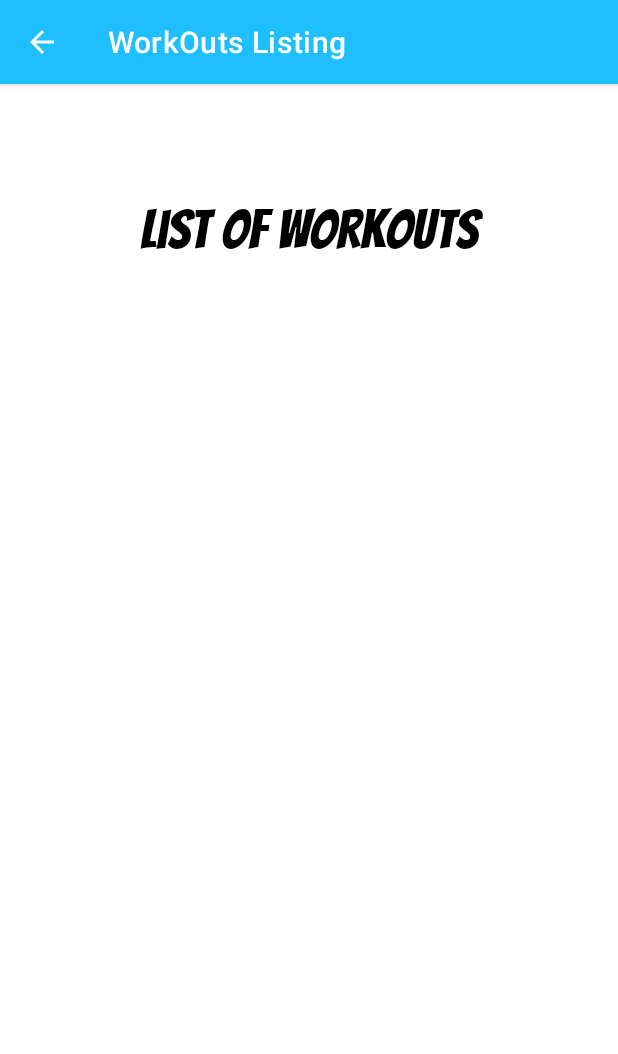
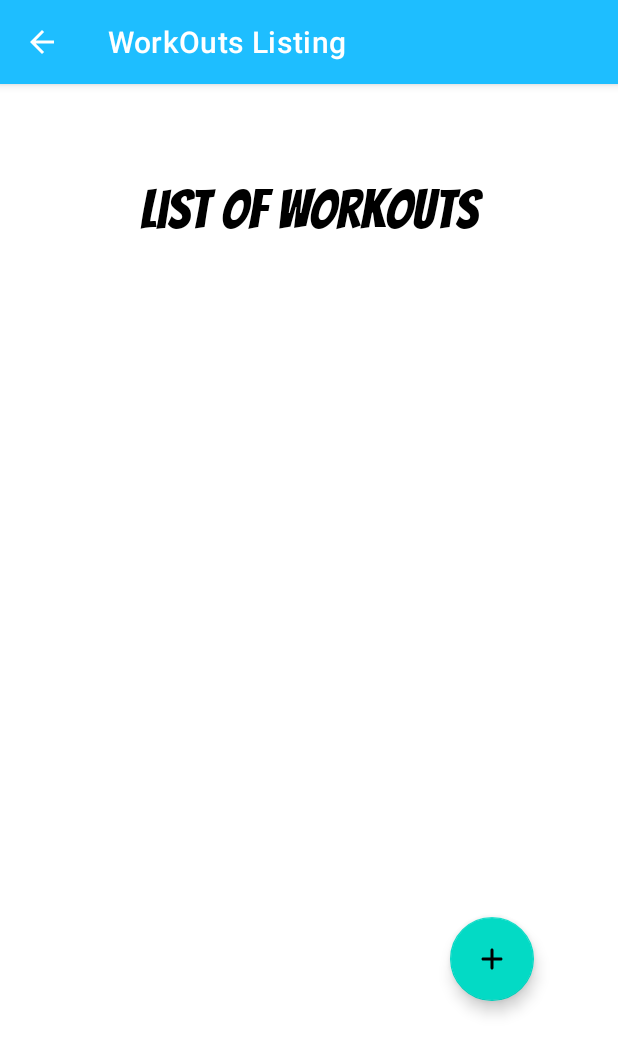
Before and after one commit to KaveenLaksitha/GET-FIT, an Android app: the AllExercises screen opened directly, with no data from a screen before it, on a phone screen of 412 x 824 dp. Shown: the top 1054 px of the screen. Run offline under Robolectric (Android 15) with nearby library versions, the phone set to English and light mode, and no system bars; Roboto replaces fonts that are not available here.

Commit message:
Modify exercises updated

```diff
--- a/app/src/main/java/com/example/getfit/ToDo_List/Database/UserManagementDBHelper.java
+++ b/app/src/main/java/com/example/getfit/ToDo_List/Database/UserManagementDBHelper.java
@@ -11,7 +11,7 @@ public class UserManagementDBHelper extends SQLiteOpenHelper {
 
     private Context context;
 
-    private static final String DATABASE_NAME = "GETFIT.db";
+    private static final String DATABASE_NAME = "GETFITUser.db";
     private static final int DATABASE_VERSION = 1;
 
     //To do list data base
--- a/app/src/main/java/com/example/getfit/Workout/AddExercise.java
+++ b/app/src/main/java/com/example/getfit/Workout/AddExercise.java
@@ -22,6 +22,7 @@ public class AddExercise extends AppCompatActivity {
     Button addExe_btn;
     Spinner addExe_spinner;
     Button addExeImage_btn;
+    String imgIdVal;
 
     @Override
     protected void onCreate(Bundle savedInstanceState) {
@@ -94,6 +95,7 @@ public class AddExercise extends AppCompatActivity {
     }
 
     public void emptyFilledData(){
+        imgIdVal = addExe_etn1.getText().toString();
         addExe_etn1.setText("");
         addExe_etv1.setText("");
         addExe_etn3.setText("");
@@ -103,6 +105,7 @@ public class AddExercise extends AppCompatActivity {
 
     public void moveToUploadImage(View view){
         Intent intent = new Intent(AddExercise.this,ImageUpload.class);
+        intent.putExtra("imageID",imgIdVal);
         startActivity(intent);
     }
 
--- a/app/src/main/java/com/example/getfit/Workout/AllExercises.java
+++ b/app/src/main/java/com/example/getfit/Workout/AllExercises.java
@@ -17,6 +17,7 @@ import com.example.getfit.R;
 import com.example.getfit.Workout.DataBase.DBHelper;
 import com.example.getfit.Workout.DataBase.WorkOut;
 import com.example.getfit.Workout.DataBase.WorkOutMaster;
+import com.google.android.material.floatingactionbutton.FloatingActionButton;
 
 import java.util.ArrayList;
 import java.util.List;
@@ -26,12 +27,14 @@ public class AllExercises extends AppCompatActivity {
     private ListView lworkout;
     private ArrayList<String> arrayList;
     private ArrayAdapter<String> adapter;
+    private FloatingActionButton addWO_button;
 
     @Override
     protected void onCreate(Bundle savedInstanceState) {
         super.onCreate(savedInstanceState);
         setContentView(R.layout.activity_all_exercises);
 
+        addWO_button =findViewById(R.id.addWO_button);
         lworkout = (ListView)findViewById(R.id.lworkouts);
         arrayList = new ArrayList<>();
         adapter = new ArrayAdapter<String>(getApplicationContext(), android.R.layout.simple_list_item_1,arrayList);
@@ -83,4 +86,15 @@ public class AllExercises extends AppCompatActivity {
         });
     }
 
+    @Override
+    protected void onResume() {
+        super.onResume();
+        addWO_button.setOnClickListener(new View.OnClickListener() {
+            @Override
+            public void onClick(View v) {
+                Intent backToAdd = new Intent(AllExercises.this,AddExercise.class);
+                startActivity(backToAdd);
+            }
+        });
+    }
 }
--- a/app/src/main/java/com/example/getfit/Workout/ModifyExercise.java
+++ b/app/src/main/java/com/example/getfit/Workout/ModifyExercise.java
@@ -71,7 +71,7 @@ public class ModifyExercise extends AppCompatActivity {
         AlertDialog.Builder dialog = new AlertDialog.Builder(ModifyExercise.this);
         dialog.setCancelable(false);
         dialog.setTitle("Get Fit App WorkOut Delete");
-        dialog.setMessage("Are you sure you want to delete this entry?" );
+        dialog.setMessage("Are you sure you want to delete "+ modifyExe_etv1.getText().toString() + " ? ");
         dialog.setPositiveButton("Delete", new DialogInterface.OnClickListener() {
 
             @Override
@@ -137,7 +137,7 @@ public class ModifyExercise extends AppCompatActivity {
                 AlertDialog.Builder dialog = new AlertDialog.Builder(ModifyExercise.this);
                 dialog.setCancelable(false);
                 dialog.setTitle("Get Fit App WorkOut Updating");
-                dialog.setMessage("Are you sure you want to update this entry?" );
+                dialog.setMessage("Are you sure you want to update "+modifyExe_etv1.getText().toString() + " ? " );
                 dialog.setPositiveButton("Update", new DialogInterface.OnClickListener() {
                     @Override
                     public void onClick(DialogInterface dialog, int id) {
--- a/app/src/main/java/com/example/getfit/Workout/ViewExerciseImage.java
+++ b/app/src/main/java/com/example/getfit/Workout/ViewExerciseImage.java
@@ -75,6 +75,7 @@ public class ViewExerciseImage extends AppCompatActivity {
 
     public void goToImageUpload(View view){
         Intent imageChange = new Intent(ViewExerciseImage.this,ImageUpload.class);
+        imageChange.putExtra("imageID",workOutImageID);
         startActivity(imageChange);
     }
 }
--- a/app/src/main/res/layout/activity_all_exercises.xml
+++ b/app/src/main/res/layout/activity_all_exercises.xml
@@ -9,12 +9,12 @@
 
     <ListView
         android:id="@+id/lworkouts"
-        android:layout_width="326dp"
-        android:layout_height="595dp"
+        android:layout_width="304dp"
+        android:layout_height="403dp"
         android:layout_alignParentLeft="true"
         android:layout_alignParentTop="true"
-        android:layout_marginLeft="42dp"
-        android:layout_marginTop="140dp"
+        android:layout_marginLeft="49dp"
+        android:layout_marginTop="136dp"
         android:textAlignment="center" />
 
     <TextView
@@ -24,7 +24,7 @@
         android:layout_alignParentLeft="true"
         android:layout_alignParentTop="true"
         android:layout_marginLeft="49dp"
-        android:layout_marginTop="59dp"
+        android:layout_marginTop="46dp"
         android:fontFamily="@font/bangers"
         android:text="@string/woAllWorkOuts"
         android:textAlignment="center"
@@ -32,4 +32,16 @@
         android:textSize="36sp"
         android:textStyle="normal" />
 
+    <com.google.android.material.floatingactionbutton.FloatingActionButton
+        android:id="@+id/addWO_button"
+        android:layout_width="wrap_content"
+        android:layout_height="wrap_content"
+        android:layout_alignParentLeft="true"
+        android:layout_alignParentTop="true"
+        android:layout_marginLeft="300dp"
+        android:layout_marginTop="555dp"
+        android:clickable="true"
+        app:layout_constraintVertical_bias="1.0"
+        app:srcCompat="@drawable/addicon" />
+
 </RelativeLayout>
--- a/app/src/main/res/layout/activity_main.xml
+++ b/app/src/main/res/layout/activity_main.xml
@@ -63,8 +63,8 @@
             android:layout_height="590dp"
             android:layout_alignParentTop="true"
             android:layout_alignParentRight="true"
-            android:layout_marginTop="70dp"
-            android:layout_marginRight="-2dp"
+            android:layout_marginTop="0dp"
+            android:layout_marginRight="-6dp"
             android:orientation="vertical">
 
             <Button
```
Also changed, not shown: app/src/main/AndroidManifest.xml (+7 -5 lines), app/src/main/java/com/example/getfit/Workout/ImageUpload.java (+21 -3 lines).
